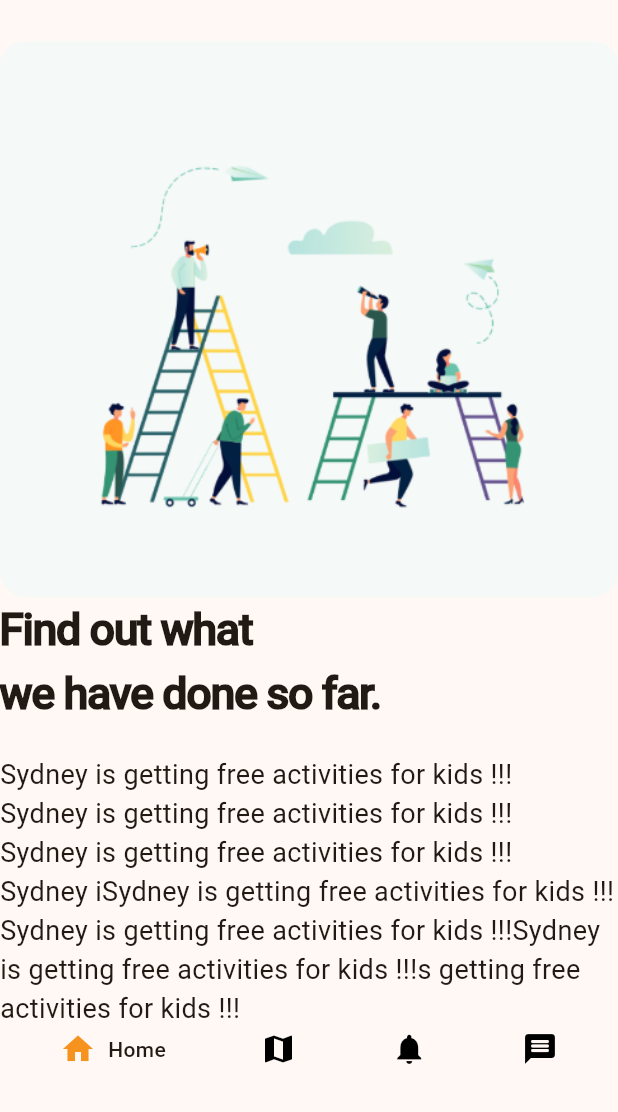
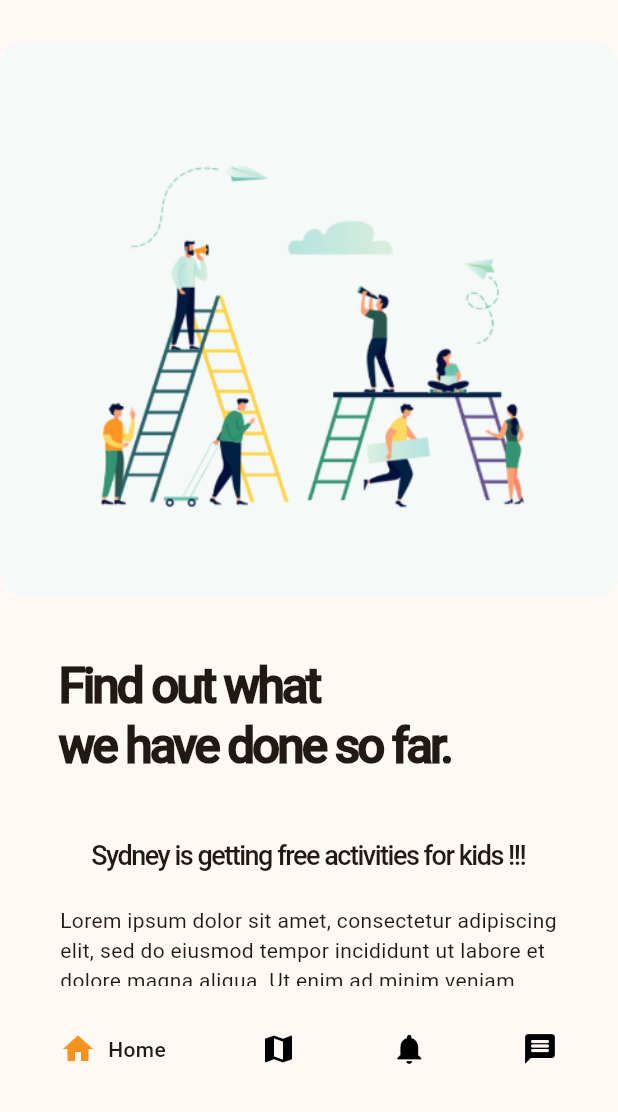
Before and after one commit to WladimirFilho/Flutter-MyFunCity, a Flutter app: the screen it shows once a user with an empty profile is signed in, item 3 of the bottom bar chosen, on a phone screen of 412 x 824 dp, the part 124-1236 px from its top. Run offline on Flutter 3.47's test engine with Material 2 defaults, Android fonts, the phone set to English and light mode, and no system bars; drawn by our look-alikes of google_nav_bar; our stand-ins replace cloud_firestore, firebase_auth, firebase_core, get; accounts and stored records are empty; network calls fail.

Commit message:
logic fix and layout improvements

```diff
--- a/lib/pages/find_pages/find_main_page.dart
+++ b/lib/pages/find_pages/find_main_page.dart
@@ -1,4 +1,5 @@
 import 'package:flutter/material.dart';
+import 'package:myfuncitynew/pages/find_pages/find_out_text_block_widget.dart';
 import 'package:myfuncitynew/widgets/custom_app_bar_widget.dart';
 import 'package:myfuncitynew/widgets/main_page_bottom_navbar_widget.dart';
 
@@ -14,42 +15,48 @@ class FindMainPage extends StatelessWidget {
           SizedBox(
             height: 20,
           ),
+          Expanded(
+            child: SingleChildScrollView(
+              child: Column(
+                crossAxisAlignment: CrossAxisAlignment.start,
+                children: [
                   Container(
                     child: Image.asset(
                       'images/hero_image_find_out.png',
                     ),
                   ),
-          SingleChildScrollView(
-            child: Column(
-              crossAxisAlignment: CrossAxisAlignment.start,
-              children: [
-                Text(
+                  SizedBox(
+                    height: 40,
+                  ),
+                  Padding(
+                    padding: const EdgeInsets.symmetric(horizontal: 40.0),
+                    child: Text(
                       "Find out what\nwe have done so far.",
                       style: TextStyle(
-                      fontSize: 30,
+                        height: 1.2,
+                        fontSize: 33,
                         fontWeight: FontWeight.w700,
-                      letterSpacing: -1),
+                        letterSpacing: -2,
+                      ),
+                    ),
                   ),
                   SizedBox(
-                  height: 20,
+                    height: 40,
                   ),
-                Text(
-                  'Sydney is getting free activities for kids !!!',
-                  style: TextStyle(fontSize: 18),
-                ),
-                Text(
-                  'Sydney is getting free activities for kids !!!',
-                  style: TextStyle(fontSize: 18),
-                ),
-                Text(
-                  'Sydney is getting free activities for kids !!!',
-                  style: TextStyle(fontSize: 18),
-                ),
-                Text(
-                  'Sydney iSydney is getting free activities for kids !!!Sydney is getting free activities for kids !!!Sydney is getting free activities for kids !!!s getting free activities for kids !!!',
-                  style: TextStyle(fontSize: 18),
+                  Padding(
+                    padding: EdgeInsets.symmetric(horizontal: 40.0),
+                    child: Column(
+                      children: [
+                        FindOutTextBlockWidget(
+                          title: 'Sydney is getting free activities for kids !!!',
+                          content:
+                              'Lorem ipsum dolor sit amet, consectetur adipiscing elit, sed do eiusmod tempor incididunt ut labore et dolore magna aliqua. Ut enim ad minim veniam, quis nostrud exercitation ullamco laboris nisi ut aliquip ex ea commodo consequat. ',
                         ),
                       ],
+                    ),
+                  ),
+                ],
+              ),
             ),
           )
         ],
--- /dev/null
+++ b/lib/pages/find_pages/find_out_text_block_widget.dart
@@ -0,0 +1,38 @@
+import 'package:flutter/cupertino.dart';
+
+class FindOutTextBlockWidget extends StatelessWidget {
+  final String title;
+  final String content;
+
+  const FindOutTextBlockWidget({
+    Key? key,
+    required this.title,
+    required this.content,
+  }) : super(key: key);
+
+  @override
+  Widget build(BuildContext context) {
+    return Column(
+      children: [
+        Text(
+          title,
+          style: TextStyle(
+            fontSize: 18,
+            fontWeight: FontWeight.w500,
+            letterSpacing: -1,
+          ),
+        ),
+        SizedBox(
+          height: 20,
+        ),
+        Text(
+          content,
+          style: TextStyle(fontSize: 14),
+        ),
+        SizedBox(
+          height: 50,
+        ),
+      ],
+    );
+  }
+}
--- a/lib/widget_tree.dart
+++ b/lib/widget_tree.dart
@@ -13,10 +13,8 @@ class WidgetTree extends StatelessWidget {
       stream: Auth().authenticationStateChanges,
       builder: (context, snapshot) {
         if (snapshot.hasData) {
-          print(snapshot);
           return MainMenuPage();
         } else {
-          print('logout done');
           return LoginPage();
         }
       },
--- a/lib/widgets/custom_app_bar_widget.dart
+++ b/lib/widgets/custom_app_bar_widget.dart
@@ -19,8 +19,6 @@ class CustomAppBar extends StatelessWidget {
               mainAxisAlignment: MainAxisAlignment.spaceBetween,
               crossAxisAlignment: CrossAxisAlignment.center,
               children: [
-                //
-                //Icon Left to go back
                 isLeading
                     ? IconButton(
                         onPressed: () {
--- a/pubspec.yaml
+++ b/pubspec.yaml
@@ -17,9 +17,9 @@ dependencies:
 
   cupertino_icons: ^1.0.2
   get: ^4.6.5
-  firebase_core: 2.4.0
-  firebase_auth: 4.2.3
-  cloud_firestore: ^4.0.4
+  firebase_core: 2.9.0
+  firebase_auth: 4.4.0
+  cloud_firestore: 4.5.0
 
 dev_dependencies:
   flutter_test:
```
Also changed, not shown: lib/pages/login_section_pages/login_page.dart (+40 -45 lines), lib/pages/main_menu_pages/a_questions_morning_time_pages/questions_morning_time_page.dart (+5 -6 lines), lib/pages/main_menu_pages/main_menu_page.dart (+24 -24 lines), lib/pages/places_pages/places_main_page.dart (+36 -15 lines), pubspec.lock, 13 other files. Lines whose indentation alone changed are shown as unchanged.
